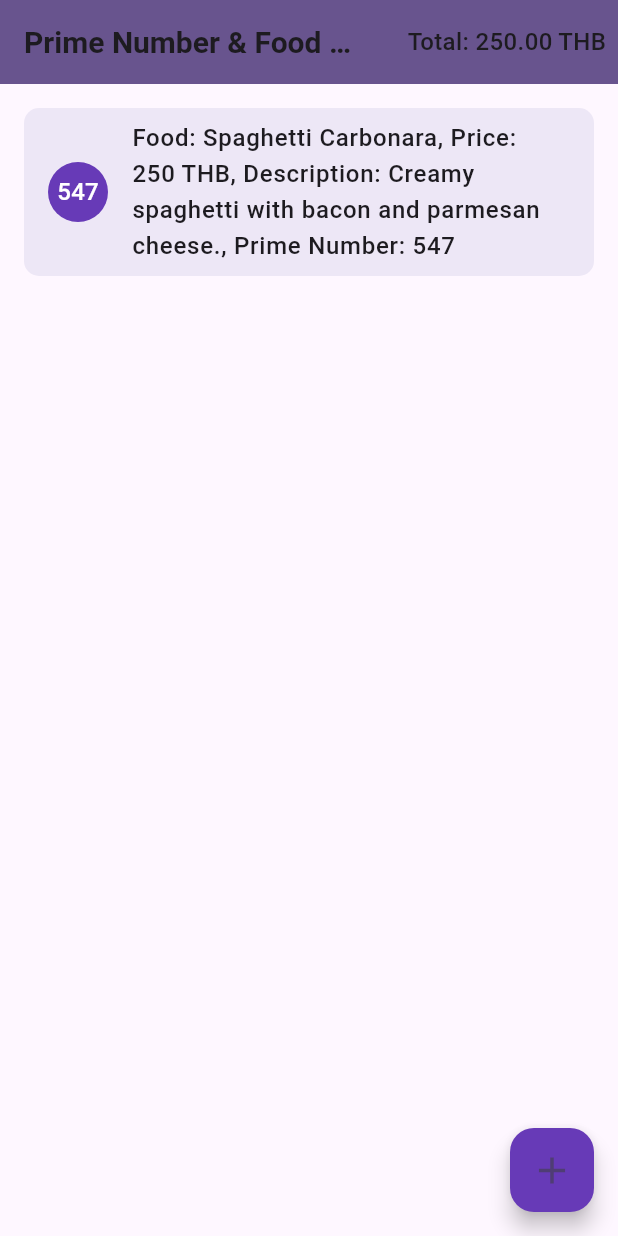
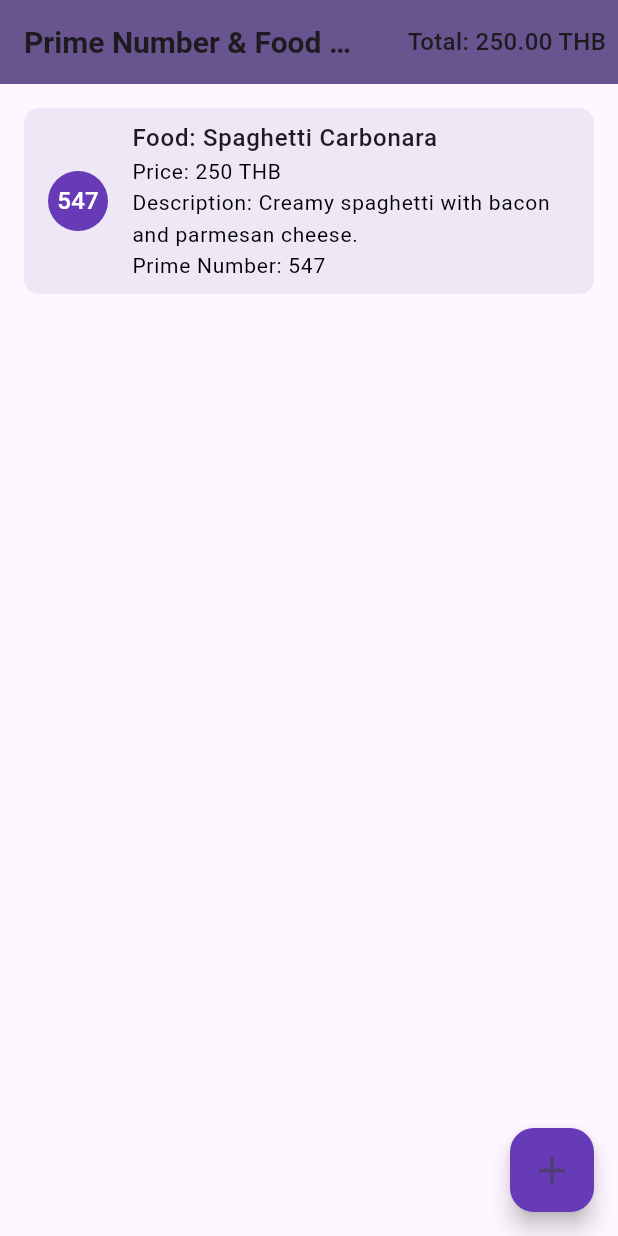
Before and after one commit to Chanidapha65310920/FoodOrder, a Flutter app: the screen it shows after launch, after a tap on the "add" icon, on a phone screen of 412 x 824 dp. Run offline on Flutter 3.47's test engine with Material 3 defaults, Android fonts, the phone set to English and light mode, and no system bars.

Commit message:
edit row

```diff
--- a/lib/main.dart
+++ b/lib/main.dart
@@ -85,10 +85,12 @@ class _MyHomePageState extends State<MyHomePage> {
 
       // เพิ่มข้อมูลเมนูอาหารพร้อมจำนวนเฉพาะ
       _items.add(
-          'Food: ${randomMenu.name}, Price: ${randomMenu.price}, Description: ${randomMenu.description}, Prime Number: $randomPrime');
+        'Food: ${randomMenu.name}\nPrice: ${randomMenu.price}\nDescription: ${randomMenu.description}\nPrime Number: $randomPrime',
+      );
 
       // คำนวณผลรวมราคา
-      _totalPrice += double.tryParse(randomMenu.price.replaceAll(' THB', '')) ?? 0.0;
+      _totalPrice +=
+          double.tryParse(randomMenu.price.replaceAll(' THB', '')) ?? 0.0;
     });
   }
 
@@ -133,15 +135,35 @@ class _MyHomePageState extends State<MyHomePage> {
                   shape: RoundedRectangleBorder(
                     borderRadius: BorderRadius.circular(10),
                   ),
-                  title: Text(
-                    _items[index], // แสดงชื่อไอเท็ม
-                    style: const TextStyle(
-                        fontSize: 16, fontWeight: FontWeight.w500),
+                  title: Column(
+                    crossAxisAlignment: CrossAxisAlignment.start,
+                    children: [
+                      Text(
+                        _items[index].split('\n')[0], // แสดงชื่ออาหาร
+                        style: const TextStyle(
+                            fontSize: 16, fontWeight: FontWeight.w500),
+                      ),
+                      Text(
+                        _items[index].split('\n')[1], // แสดงราคาอาหาร
+                        style:
+                            const TextStyle(fontSize: 14, color: Colors.black),
+                      ),
+                      Text(
+                        _items[index].split('\n')[2], // แสดงคำอธิบาย
+                        style:
+                            const TextStyle(fontSize: 14, color: Colors.black),
+                      ),
+                      Text(
+                        _items[index].split('\n')[3], // แสดงจำนวนเฉพาะ
+                        style:
+                            const TextStyle(fontSize: 14, color: Colors.black),
+                      ),
+                    ],
                   ),
                   leading: CircleAvatar(
                     backgroundColor: Colors.deepPurple, // สีพื้นหลังของวงกลม
                     child: Text(
-                      '${_items[index].split('Prime Number: ')[1].split(' ')[0]}', // แสดงจำนวนเฉพาะจาก string
+                      '${_items[index].split('\n')[3].split(': ')[1]}', // แสดงจำนวนเฉพาะในวงกลม
                       style: const TextStyle(color: Colors.white),
                     ),
                   ),
```
